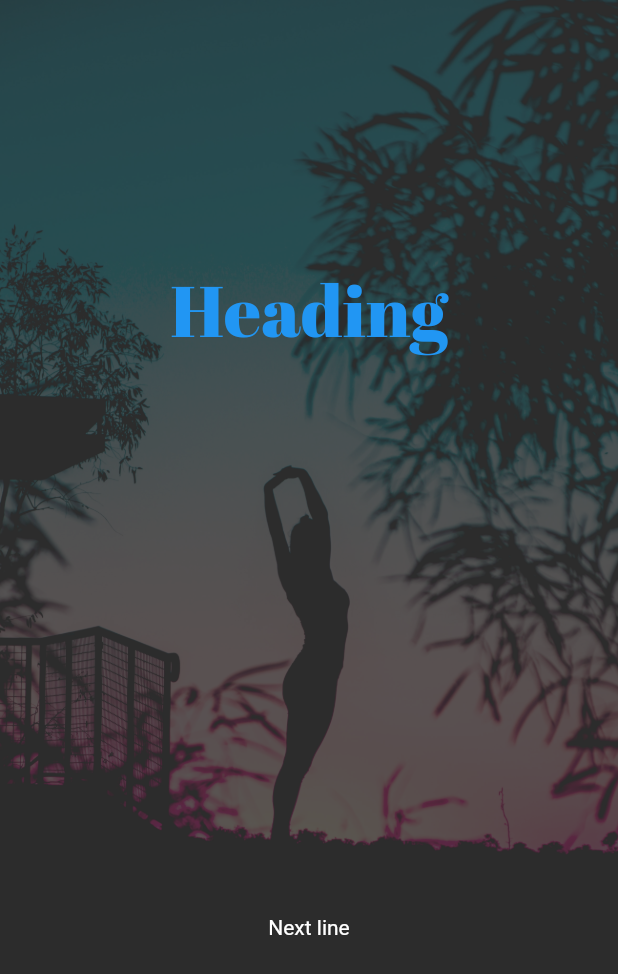
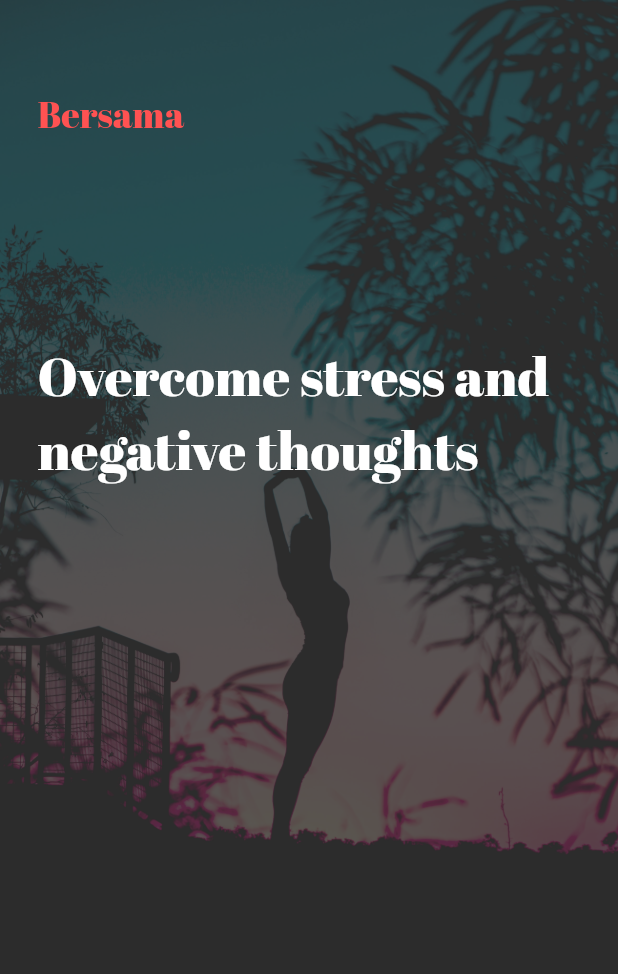
Before and after one commit to magdy-kamal-ok/bersama, a Flutter app: the screen it shows after launch, on a phone screen of 412 x 824 dp. Shown: the top 974 px of the screen. Run offline on Flutter 3.47's test engine with Material 2 defaults, Android fonts, the phone set to English and light mode, and no system bars.

Commit message:
working on text styles

```diff
--- a/lib/screens/home.dart
+++ b/lib/screens/home.dart
@@ -18,35 +18,56 @@ class _HomeScreenState extends State<HomeScreen> {
             fit: BoxFit.cover,
           ),
         ),
-        child: Center(
         child: Column(
+          crossAxisAlignment: CrossAxisAlignment.stretch,
           children: <Widget>[
             Expanded(
-                child: Center(
+              flex: 1,
+              child: Padding(
+                padding: EdgeInsets.only(top: 60.0, left: 25.0),
                 child: Text(
-                    'Heading',
+                  'Bersama',
                   style: TextStyle(
-                      color: Colors.blue,
+                    color: Colors.redAccent,
                     fontFamily: 'AbrilFatface',
-                      fontSize: 48.0,
+                    fontSize: 24.0,
                   ),
                 ),
               ),
             ),
             Expanded(
-                child: Center(
-                  child: Text(
-                    'Next line',
+              flex: 3,
+              child: Padding(
+                padding: EdgeInsets.only(top: 20.0, left: 25.0, right: 10.0),
+                child: Text('Overcome stress and negative thoughts',
                     style: TextStyle(
                       color: Colors.white,
-                    ),
-                  ),
+                      fontFamily: 'AbrilFatface',
+                      fontSize: 36.0,
+                    )),
               ),
             ),
           ],
         ),
       ),
-      ),
     );
   }
 }
+
+// Padding(
+//               padding: EdgeInsets.only(top: 40.0),
+//               child: Text(
+//                 'Heading',
+//                 style: TextStyle(
+//                   color: Colors.blue,
+//                   fontFamily: 'AbrilFatface',
+//                   fontSize: 48.0,
+//                 ),
+//               ),
+//             ),
+//             Text(
+//               'Next line',
+//               style: TextStyle(
+//                 color: Colors.white,
+//               ),
+//             ),
```
Lines whose indentation alone changed are shown as unchanged.
